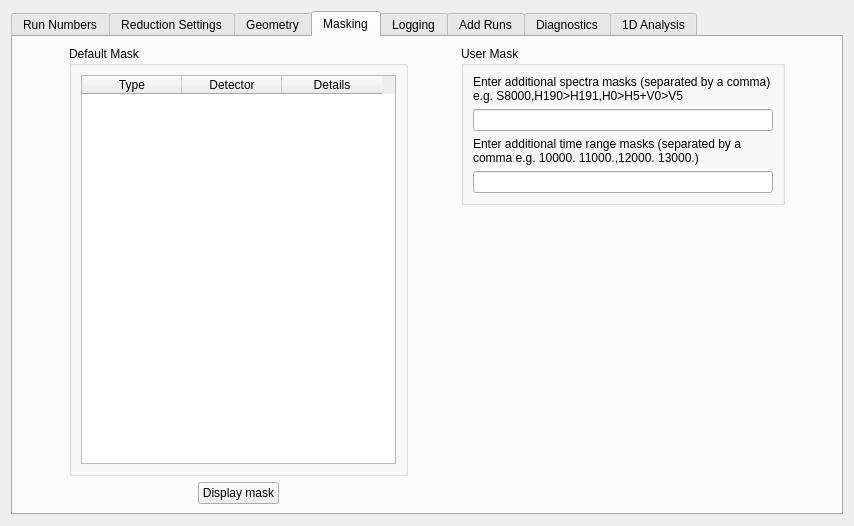
Above: Code/Mantid/MantidQt/CustomInterfaces/inc/MantidQtCustomInterfaces/SANSRunWindow.ui from mantidproject/mantid before the change. Below: the same form after it.
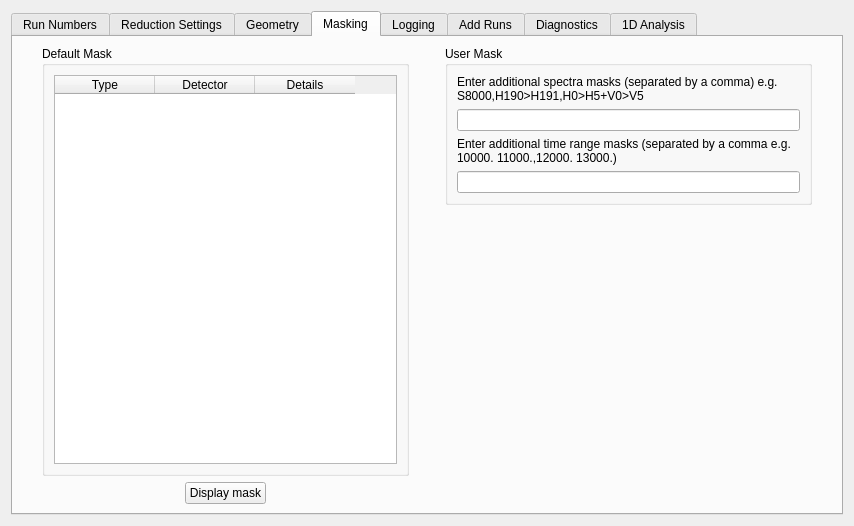
That is the form after the change. The open tabs and pages were chosen to show the change. Custom widgets are drawn as their Qt base class.

Commit message:
Add space to accommodate the LINE entry
small changes on SANSRunWindow.ui to adapt to the LINE showing more 2
parameters.

re #7503

Patch:
```diff
--- a/Code/Mantid/MantidQt/CustomInterfaces/inc/MantidQtCustomInterfaces/SANSRunWindow.ui
+++ b/Code/Mantid/MantidQt/CustomInterfaces/inc/MantidQtCustomInterfaces/SANSRunWindow.ui
@@ -3114,9 +3114,12 @@
          <property name="orientation">
           <enum>Qt::Horizontal</enum>
          </property>
+         <property name="sizeType">
+          <enum>QSizePolicy::Preferred</enum>
+         </property>
          <property name="sizeHint" stdset="0">
           <size>
-           <width>40</width>
+           <width>20</width>
            <height>20</height>
           </size>
          </property>
@@ -3145,8 +3148,8 @@
             <item>
              <widget class="QTableWidget" name="mask_table">
               <property name="sizePolicy">
-               <sizepolicy hsizetype="Preferred" vsizetype="Preferred">
-                <horstretch>0</horstretch>
+               <sizepolicy hsizetype="Expanding" vsizetype="Preferred">
+                <horstretch>1</horstretch>
                 <verstretch>1</verstretch>
                </sizepolicy>
               </property>
@@ -3238,9 +3241,12 @@
          <property name="orientation">
           <enum>Qt::Horizontal</enum>
          </property>
+         <property name="sizeType">
+          <enum>QSizePolicy::Preferred</enum>
+         </property>
          <property name="sizeHint" stdset="0">
           <size>
-           <width>40</width>
+           <width>30</width>
            <height>20</height>
           </size>
          </property>
@@ -3337,9 +3343,12 @@
          <property name="orientation">
           <enum>Qt::Horizontal</enum>
          </property>
+         <property name="sizeType">
+          <enum>QSizePolicy::Preferred</enum>
+         </property>
          <property name="sizeHint" stdset="0">
           <size>
-           <width>40</width>
+           <width>20</width>
            <height>20</height>
           </size>
          </property>
```
